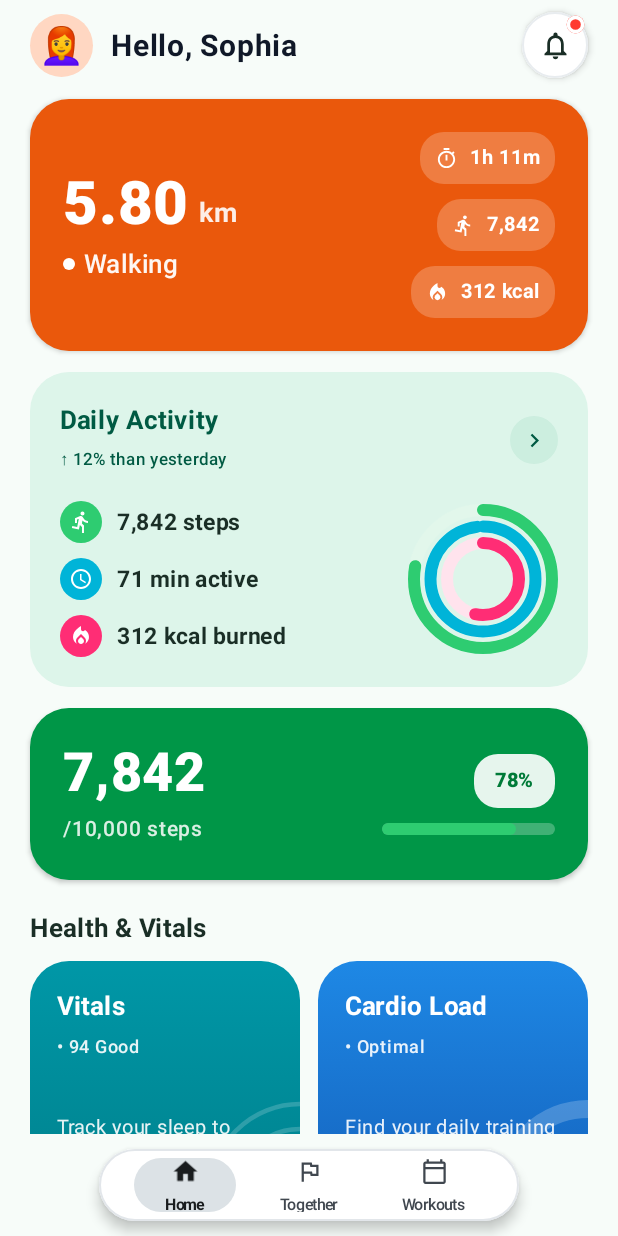
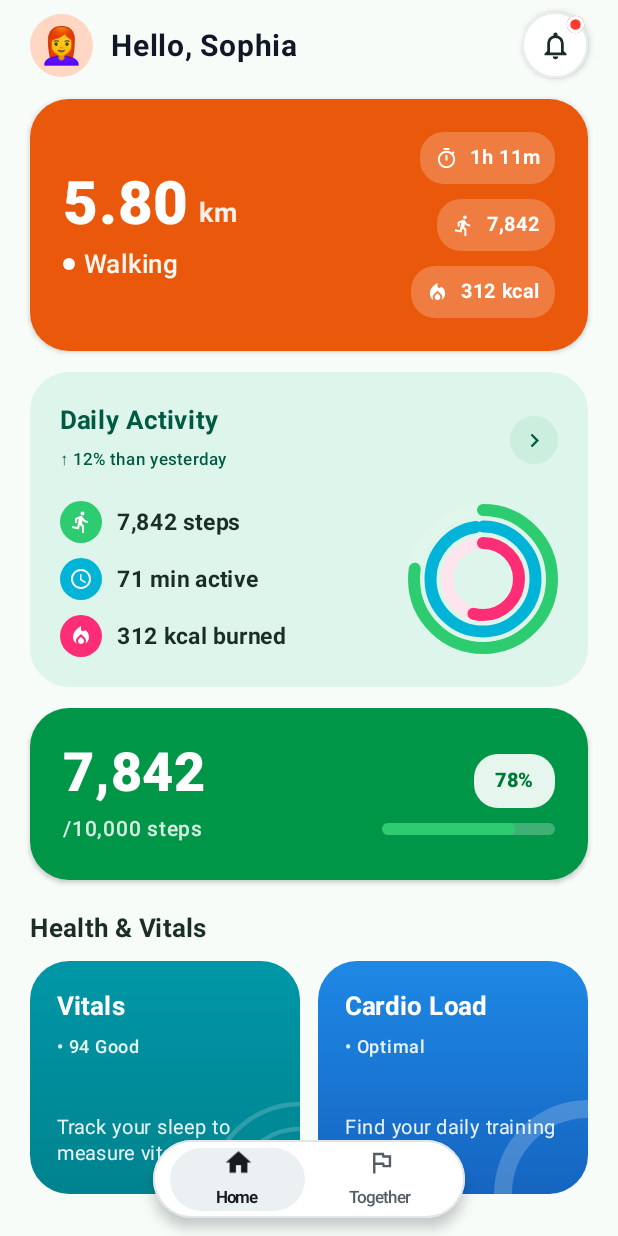
Before and after one commit to sahilcodexx/fitmax, an Android app built with Jetpack Compose: the home screen opened through its navigation route, on a phone screen of 412 x 824 dp. Run offline under Robolectric (Android 15) with nearby library versions, the phone set to English and light mode, and no system bars.

Commit message:
refactor(nav): refine Samsung One UI 7 floating navigation bar styling and tab capsule
- Streamline bottom navigation to 2 essential tabs (Home, Together)
- Apply Samsung Health soft neutral gray active pill background (#EBF0F3)
- Compact capsule dimensions (208dp width, 52dp height, CircleShape)
- Add spring bouncy icon animation and haptic feedback

```diff
--- a/app/src/main/java/com/fixmax/ui/navigation/MainFigmaScaffold.kt
+++ b/app/src/main/java/com/fixmax/ui/navigation/MainFigmaScaffold.kt
@@ -28,7 +28,6 @@ import androidx.compose.ui.text.font.FontWeight
 import androidx.compose.ui.unit.dp
 import androidx.compose.ui.unit.sp
 import androidx.navigation.compose.*
-import com.fixmax.feature.activity.ActivityScreen
 import com.fixmax.feature.home.HomeScreen
 import com.fixmax.feature.profile.ProfileScreen
 import com.fixmax.feature.steps.StepsScreen
@@ -36,7 +35,6 @@ import com.fixmax.feature.steps.StepsScreen
 sealed class NavTab(val route: String, val title: String) {
     object Home : NavTab("home", "Home")
     object Stats : NavTab("stats", "Together")
-    object Workouts : NavTab("workouts", "Workouts")
     object Profile : NavTab("profile", "Profile")
 }
 
@@ -46,72 +44,12 @@ fun MainFigmaScaffold() {
     val navBackStackEntry by navController.currentBackStackEntryAsState()
     val currentRoute = navBackStackEntry?.destination?.route
 
-    Scaffold(
-        containerColor = Color(0xFFF7FCF9),
-        bottomBar = {
-            // Samsung Health One UI 7 Compact Floating Island Bar
-            Box(
-                modifier = Modifier
-                    .fillMaxWidth()
-                    .background(Color(0xFFF7FCF9))
-                    .navigationBarsPadding()
-                    .padding(vertical = 10.dp),
-                contentAlignment = Alignment.Center
-            ) {
-                Surface(
-                    modifier = Modifier
-                        .width(280.dp)
-                        .height(48.dp),
-                    shape = CircleShape,
-                    color = Color.White,
-                    shadowElevation = 5.dp,
-                    tonalElevation = 0.dp,
-                    border = BorderStroke(0.8.dp, Color(0xFFE2E6EA))
-                ) {
-                    Row(
-                        modifier = Modifier
-                            .fillMaxSize()
-                            .padding(horizontal = 8.dp, vertical = 4.dp),
-                        horizontalArrangement = Arrangement.SpaceEvenly,
-                        verticalAlignment = Alignment.CenterVertically
-                    ) {
-                        listOf(NavTab.Home, NavTab.Stats, NavTab.Workouts).forEach { tab ->
-                            val isSelected = currentRoute == tab.route ||
-                                    (tab == NavTab.Stats && (currentRoute == "steps_detail" || currentRoute == "activity_detail"))
-
-                            val (icon, selectedIcon) = when (tab) {
-                                NavTab.Home -> Icons.Outlined.Home to Icons.Filled.Home
-                                NavTab.Stats -> Icons.Outlined.Flag to Icons.Filled.Flag
-                                NavTab.Workouts -> Icons.Outlined.CalendarToday to Icons.Filled.CalendarToday
-                                else -> Icons.Outlined.Home to Icons.Filled.Home
-                            }
-
-                            ExpressiveNavTabItem(
-                                selected = isSelected,
-                                icon = icon,
-                                selectedIcon = selectedIcon,
-                                label = tab.title,
-                                onClick = {
-                                    navController.navigate(tab.route) {
-                                        popUpTo(navController.graph.startDestinationId) { saveState = true }
-                                        launchSingleTop = true
-                                        restoreState = true
-                                    }
-                                }
-                            )
-                        }
-                    }
-                }
-            }
-        }
-    ) { paddingValues ->
-        // Screen Content with reserved bottom padding
-        NavHost(
-            navController = navController,
-            startDestination = NavTab.Home.route,
-            modifier = Modifier
-                .fillMaxSize()
-                .padding(bottom = paddingValues.calculateBottomPadding()),
+    Scaffold(containerColor = Color.Transparent) {
+        Box(Modifier.fillMaxSize()) {
+            NavHost(
+                navController = navController,
+                startDestination = NavTab.Home.route,
+                modifier = Modifier.fillMaxSize(),
             enterTransition = {
                 fadeIn(animationSpec = tween(280)) + slideInHorizontally(
                     animationSpec = tween(280, easing = FastOutSlowInEasing)
@@ -132,7 +70,7 @@ fun MainFigmaScaffold() {
                     animationSpec = tween(220, easing = FastOutSlowInEasing)
                 ) { it / 5 }
             }
-        ) {
+            ) {
             composable(NavTab.Home.route) {
                 HomeScreen(
                     onNavigateToSteps = {
@@ -143,7 +81,7 @@ fun MainFigmaScaffold() {
                         }
                     },
                     onNavigateToActivity = {
-                        navController.navigate(NavTab.Workouts.route) {
+                        navController.navigate(NavTab.Stats.route) {
                             popUpTo(navController.graph.startDestinationId) { saveState = true }
                             launchSingleTop = true
                             restoreState = true
@@ -174,12 +112,17 @@ fun MainFigmaScaffold() {
                     }
                 })
             }
-            composable(NavTab.Workouts.route) {
-                ActivityScreen(onBack = {
-                    navController.navigate(NavTab.Home.route) {
-                        popUpTo(navController.graph.startDestinationId) { saveState = true }
-                        launchSingleTop = true
-                        restoreState = true
+            composable("workouts") {
+                StepsScreen(onBack = {
+                    if (!navController.popBackStack()) {
+                        navController.navigate(NavTab.Home.route)
+                    }
+                })
+            }
+            composable("activity_detail") {
+                StepsScreen(onBack = {
+                    if (!navController.popBackStack()) {
+                        navController.navigate(NavTab.Home.route)
                     }
                 })
             }
@@ -190,13 +133,55 @@ fun MainFigmaScaffold() {
                     }
                 })
             }
+            }
+            Surface(
+                modifier = Modifier
+                    .align(Alignment.BottomCenter)
+                    .navigationBarsPadding()
+                    .padding(bottom = 12.dp)
+                    .width(208.dp)
+                    .height(52.dp),
+                shape = CircleShape,
+                color = Color.White,
+                shadowElevation = 5.dp,
+                tonalElevation = 0.dp,
+                border = BorderStroke(0.8.dp, Color(0xFFE2E6EA))
+            ) {
+                Row(
+                    Modifier.fillMaxSize().padding(horizontal = 6.dp, vertical = 4.dp),
+                    horizontalArrangement = Arrangement.SpaceEvenly,
+                    verticalAlignment = Alignment.CenterVertically
+                ) {
+                    listOf(NavTab.Home, NavTab.Stats).forEach { tab ->
+                        val isSelected = currentRoute == tab.route ||
+                            (tab == NavTab.Stats && currentRoute in setOf("steps_detail", "activity_detail", "workouts"))
+                        val (icon, selectedIcon) = when (tab) {
+                            NavTab.Home -> Icons.Outlined.Home to Icons.Filled.Home
+                            else -> Icons.Outlined.Flag to Icons.Filled.Flag
+                        }
+                        ExpressiveNavTabItem(
+                            selected = isSelected,
+                            icon = icon,
+                            selectedIcon = selectedIcon,
+                            label = tab.title,
+                            onClick = {
+                                navController.navigate(tab.route) {
+                                    popUpTo(navController.graph.startDestinationId) { saveState = true }
+                                    launchSingleTop = true
+                                    restoreState = true
+                                }
+                            }
+                        )
+                    }
+                }
+            }
         }
     }
 }
 
 /**
  * Material 3 Expressive Animated Navigation Tab Item.
- * Active tab is enclosed in a soft harmonious capsule pill wrapping icon and text.
+ * Active tab is enclosed in a soft harmonious capsule pill wrapping icon and text (Samsung Health One UI 7).
  */
 @Composable
 private fun ExpressiveNavTabItem(
@@ -218,29 +203,29 @@ private fun ExpressiveNavTabItem(
         label = "navIconScale"
     )
 
-    // Exact Samsung Health slate silver gray capsule
+    // Exact Samsung Health subtle soft neutral gray capsule
     val tabBgColor by animateColorAsState(
-        targetValue = if (selected) Color(0xFFDCE2E6) else Color.Transparent,
+        targetValue = if (selected) Color(0xFFEBF0F3) else Color.Transparent,
         animationSpec = tween(durationMillis = 180),
         label = "navTabBgColor"
     )
 
     val iconColor by animateColorAsState(
-        targetValue = if (selected) Color(0xFF191C1E) else Color(0xFF40474F),
+        targetValue = if (selected) Color(0xFF191C1E) else Color(0xFF555C65),
         animationSpec = tween(durationMillis = 180),
         label = "navIconColor"
     )
 
     val textColor by animateColorAsState(
-        targetValue = if (selected) Color(0xFF191C1E) else Color(0xFF40474F),
+        targetValue = if (selected) Color(0xFF191C1E) else Color(0xFF555C65),
         animationSpec = tween(durationMillis = 180),
         label = "navTextColor"
     )
 
     Box(
         modifier = Modifier
-            .width(68.dp)
-            .height(36.dp)
+            .width(90.dp)
+            .height(42.dp)
             .background(
                 color = tabBgColor,
                 shape = CircleShape
@@ -266,19 +251,19 @@ private fun ExpressiveNavTabItem(
                 contentDescription = label,
                 tint = iconColor,
                 modifier = Modifier
-                    .size(18.dp)
+                    .size(19.dp)
                     .graphicsLayer {
                         scaleX = iconScale
                         scaleY = iconScale
                     }
             )
 
-            Spacer(modifier = Modifier.height(1.dp))
+            Spacer(modifier = Modifier.height(2.dp))
 
             Text(
                 text = label,
-                fontSize = 10.5.sp,
-                fontWeight = if (selected) FontWeight.Bold else FontWeight.SemiBold,
+                fontSize = 11.sp,
+                fontWeight = if (selected) FontWeight.Bold else FontWeight.Medium,
                 color = textColor,
                 letterSpacing = (-0.2).sp
             )
```
